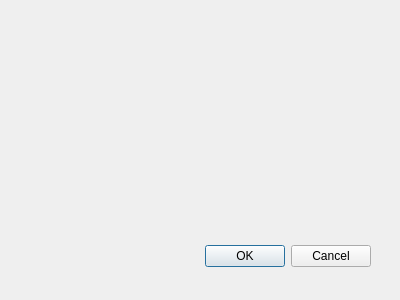
Above: Chat/viewmembershiprequests.ui from edri/ProjetChat2015 before the change. Below: the same form after it.
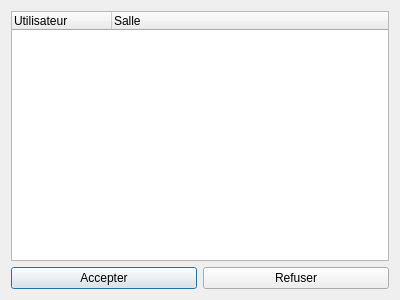
That is the form after the change. Icons and pictures are not drawn.

What changed in the file:
```diff
--- a/Chat/viewmembershiprequests.ui
+++ b/Chat/viewmembershiprequests.ui
@@ -15,22 +15,44 @@
   <property name="windowTitle">
    <string>Dialog</string>
   </property>
-  <widget name="buttonBox" class="QDialogButtonBox">
-   <property name="geometry">
-    <rect>
-     <x>30</x>
-     <y>240</y>
-     <width>341</width>
-     <height>32</height>
-    </rect>
-   </property>
-   <property name="orientation">
-    <enum>Qt::Horizontal</enum>
-   </property>
-   <property name="standardButtons">
-    <set>QDialogButtonBox::Cancel|QDialogButtonBox::Ok</set>
-   </property>
-  </widget>
+  <property name="windowIcon">
+   <iconset resource="../User/icons.qrc">
+    <normaloff>:/icons/img/chator.png</normaloff>:/icons/img/chator.png</iconset>
+  </property>
+  <layout class="QVBoxLayout" name="verticalLayout">
+   <item>
+    <widget class="QTreeWidget" name="tre_requests">
+     <column>
+      <property name="text">
+       <string>Utilisateur</string>
+      </property>
+     </column>
+     <column>
+      <property name="text">
+       <string>Salle</string>
+      </property>
+     </column>
+    </widget>
+   </item>
+   <item>
+    <layout class="QHBoxLayout" name="horizontalLayout">
+     <item>
+      <widget class="QPushButton" name="btn_accept">
+       <property name="text">
+        <string>Accepter</string>
+       </property>
+      </widget>
+     </item>
+     <item>
+      <widget class="QPushButton" name="btn_refuse">
+       <property name="text">
+        <string>Refuser</string>
+       </property>
+      </widget>
+     </item>
+    </layout>
+   </item>
+  </layout>
  </widget>
  <pixmapfunction/>
  <resources/>
```
Left out of the diff: 48 changed lines with no effect on the pictures.
